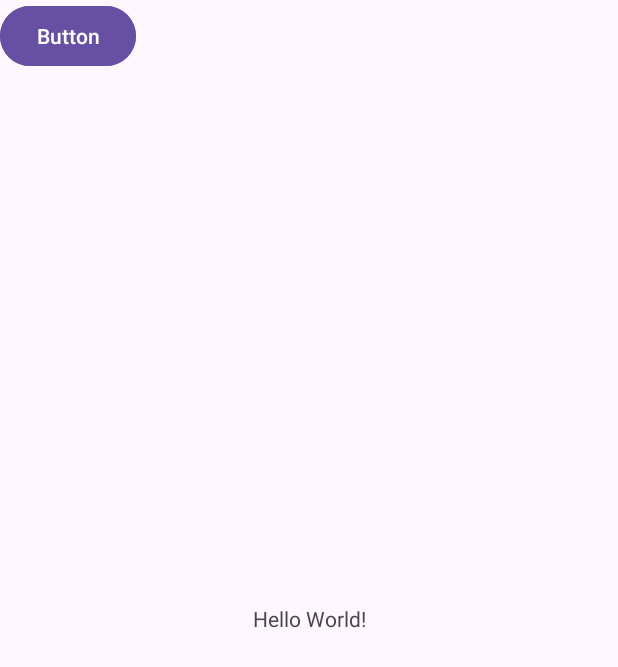
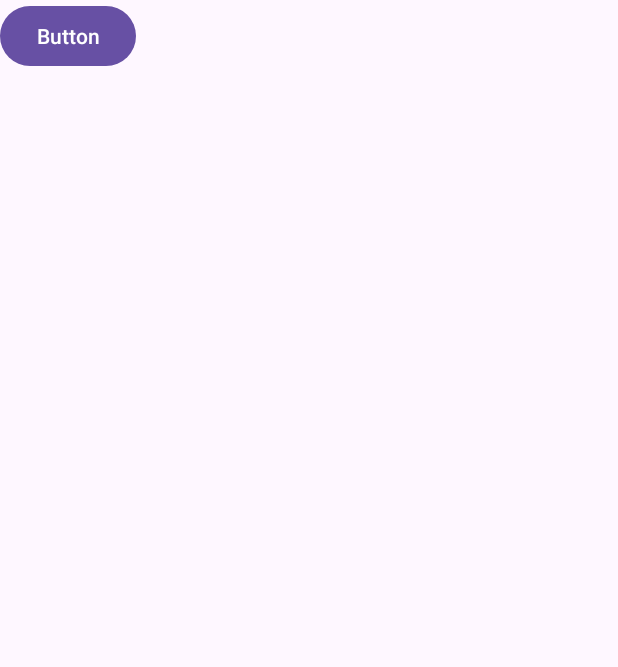
Before and after one commit to Fatim22/Project1, an Android app: the screen it shows after launch (MainActivity), on a phone screen of 412 x 824 dp. Shown: the top 667 px of the screen. Run offline under Robolectric (Android 15) with nearby library versions, the phone set to English and light mode, and no system bars.

Commit message:
Initial commit

```diff
--- a/app/src/main/res/layout/activity_main.xml
+++ b/app/src/main/res/layout/activity_main.xml
@@ -5,15 +5,6 @@
     android:layout_width="match_parent"
     android:layout_height="match_parent"
     tools:context=".MainActivity">
-
-    <TextView
-        android:layout_width="wrap_content"
-        android:layout_height="wrap_content"
-        android:text="Hello World!"
-        app:layout_constraintBottom_toBottomOf="parent"
-        app:layout_constraintEnd_toEndOf="parent"
-        app:layout_constraintStart_toStartOf="parent"
-        app:layout_constraintTop_toTopOf="parent" />
 
     <Button
         android:id="@+id/button3"
@@ -23,12 +14,4 @@
         tools:layout_editor_absoluteX="78dp"
         tools:layout_editor_absoluteY="401dp" />
 
-    <Button
-        android:id="@+id/button4"
-        android:layout_width="wrap_content"
-        android:layout_height="wrap_content"
-        android:text="Button"
-        tools:layout_editor_absoluteX="101dp"
-        tools:layout_editor_absoluteY="556dp" />
-
 </androidx.constraintlayout.widget.ConstraintLayout>
```
